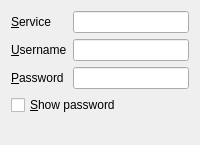
The window that libs/ui/pppoe.ui (netrunner-debian-kde-extras/networkmanagement) describes before a commit, drawn with Qt 5.
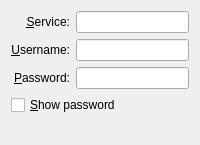
The same window after the commit. Custom widgets are drawn as their Qt base class.

What changed in the file:
```diff
--- a/libs/ui/pppoe.ui
+++ b/libs/ui/pppoe.ui
@@ -14,13 +14,16 @@
   </property>
   <layout class="QVBoxLayout" name="verticalLayout" >
    <item>
-    <layout class="QGridLayout" name="gridLayout" >
-     <item row="0" column="0" >
-      <widget class="QLabel" name="label" >
-       <property name="text" >
-        <string>&amp;Service</string>
+    <layout class="QGridLayout" name="gridLayout">
+     <item row="0" column="0">
+      <widget class="QLabel" name="label">
+       <property name="text">
+        <string>&amp;Service:</string>
        </property>
-       <property name="buddy" >
+       <property name="alignment">
+        <set>Qt::AlignRight|Qt::AlignTrailing|Qt::AlignVCenter</set>
+       </property>
+       <property name="buddy">
         <cstring>service</cstring>
        </property>
       </widget>
@@ -28,12 +31,15 @@
      <item row="0" column="1" >
       <widget class="KLineEdit" name="service" />
      </item>
-     <item row="1" column="0" >
-      <widget class="QLabel" name="label_2" >
-       <property name="text" >
-        <string>&amp;Username</string>
+     <item row="1" column="0">
+      <widget class="QLabel" name="label_2">
+       <property name="text">
+        <string>&amp;Username:</string>
        </property>
-       <property name="buddy" >
+       <property name="alignment">
+        <set>Qt::AlignRight|Qt::AlignTrailing|Qt::AlignVCenter</set>
+       </property>
+       <property name="buddy">
         <cstring>username</cstring>
        </property>
       </widget>
@@ -45,12 +51,15 @@
        </property>
       </widget>
      </item>
-     <item row="2" column="0" >
-      <widget class="QLabel" name="label_3" >
-       <property name="text" >
-        <string>&amp;Password</string>
+     <item row="2" column="0">
+      <widget class="QLabel" name="label_3">
+       <property name="text">
+        <string>&amp;Password:</string>
        </property>
-       <property name="buddy" >
+       <property name="alignment">
+        <set>Qt::AlignRight|Qt::AlignTrailing|Qt::AlignVCenter</set>
+       </property>
+       <property name="buddy">
         <cstring>password</cstring>
        </property>
       </widget>
```
Left out of the diff: 35 changed lines with no effect on the pictures.
